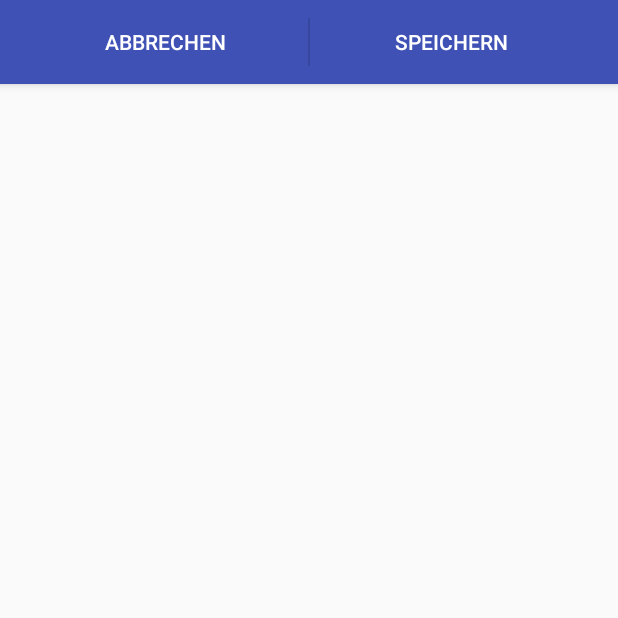
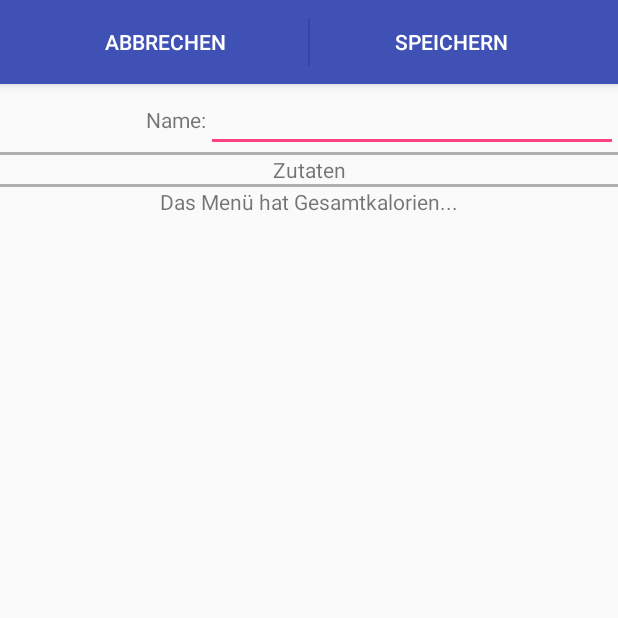
Before and after one commit to Miggel4/WIP_CalorEasy, an Android app: the Menu_Edit_Init screen opened directly, with no data from a screen before it, on a phone screen of 412 x 824 dp, the top half of it. Run offline under Robolectric (Android 15) with nearby library versions, the phone set to English and light mode, and no system bars.

Commit message:
SS - Kommentare für Kevin

```diff
--- a/app/src/main/java/wip/fhdw/caloreasy/activities/Menu_Edit/Menu_Edit_ApplicationLogic.java
+++ b/app/src/main/java/wip/fhdw/caloreasy/activities/Menu_Edit/Menu_Edit_ApplicationLogic.java
@@ -26,6 +26,7 @@ public class Menu_Edit_ApplicationLogic {
         Menu_Edit_ClickListener cl;
         cl = new Menu_Edit_ClickListener(this);
 
+        // initialize your Views that you want to listen to
         mGui.getmCancelActionView().setOnClickListener(cl);
         mGui.getmDoneActionView().setOnClickListener(cl);
     }
--- a/app/src/main/java/wip/fhdw/caloreasy/activities/Menu_Edit/Menu_Edit_ClickListener.java
+++ b/app/src/main/java/wip/fhdw/caloreasy/activities/Menu_Edit/Menu_Edit_ClickListener.java
@@ -20,6 +20,7 @@ public class Menu_Edit_ClickListener implements View.OnClickListener{
 
     @Override
     public void onClick(View view) {
+        //check which view was clicked
         switch ( view.getId() ) {
             case R.id.action_cancel:
                 Log.d("LOGTAG", "onViewActionCancelClicked ...");
--- a/app/src/main/java/wip/fhdw/caloreasy/activities/Menu_Edit/Menu_Edit_Gui.java
+++ b/app/src/main/java/wip/fhdw/caloreasy/activities/Menu_Edit/Menu_Edit_Gui.java
@@ -24,8 +24,8 @@ public class Menu_Edit_Gui {
         setCustomActionBar(activity);
     }
 
+    //setup custom app bar "Abbrechen" "Speichern"
     private void setCustomActionBar(AppCompatActivity activity) {
-
         // Inflate the custom view and add click handlers for the buttons
         LayoutInflater inflater = LayoutInflater.from(activity);
         View actionBarButtons = inflater.inflate(R.layout.edit_custom_actionbar,
--- a/app/src/main/res/layout/activity_menu_edit.xml
+++ b/app/src/main/res/layout/activity_menu_edit.xml
@@ -7,7 +7,88 @@
     tools:context="wip.fhdw.caloreasy.activities.Menu_Edit.Menu_Edit_Init">
 
 
+    <LinearLayout
+        android:layout_width="match_parent"
+        android:layout_height="wrap_content"
+        android:orientation="vertical">
 
+        <LinearLayout
+            android:layout_width="match_parent"
+            android:layout_height="wrap_content"
+            android:orientation="horizontal">
+
+            <TextView
+                android:id="@+id/menu_edit_name_text"
+                android:layout_width="match_parent"
+                android:layout_height="wrap_content"
+                android:layout_weight="2"
+                android:gravity="right"
+                android:text="Name:" />
+
+            <EditText
+                android:id="@+id/menu_edit_name"
+                android:layout_width="match_parent"
+                android:layout_height="wrap_content"
+                android:layout_weight="1"
+                android:ems="10"
+                android:inputType="textCapWords" />
+
+        </LinearLayout>
+
+        <View
+            android:layout_width="fill_parent"
+            android:layout_height="2dp"
+            android:background="#b0b0b0"/>
+
+
+        <LinearLayout
+            android:layout_width="match_parent"
+            android:layout_height="match_parent"
+            android:orientation="horizontal">
+
+            <TextView
+                android:id="@+id/menu_edit_zutaten_text"
+                android:layout_width="match_parent"
+                android:layout_height="wrap_content"
+                android:gravity="center"
+                android:text="Zutaten" />
+
+        </LinearLayout>
+
+        <LinearLayout
+            android:layout_width="match_parent"
+            android:layout_height="match_parent"
+            android:orientation="horizontal">
+
+            <ListView
+                android:id="@+id/menu_edit_listview"
+                android:layout_width="match_parent"
+                android:layout_height="match_parent" />
+
+        </LinearLayout>
+
+        <View
+            android:id="@+id/view"
+            android:layout_width="match_parent"
+            android:layout_height="2dp"
+            android:background="#b0b0b0" />
+
+        <LinearLayout
+            android:layout_width="match_parent"
+            android:layout_height="match_parent"
+            android:orientation="horizontal">
+
+            <TextView
+                android:id="@+id/menu_edit_totalcalories"
+                android:layout_width="match_parent"
+                android:layout_height="wrap_content"
+                android:gravity="center"
+                android:text="Das Menü hat Gesamtkalorien..." />
+
+        </LinearLayout>
+
+
+    </LinearLayout>
 
 
 </android.support.constraint.ConstraintLayout>
```
